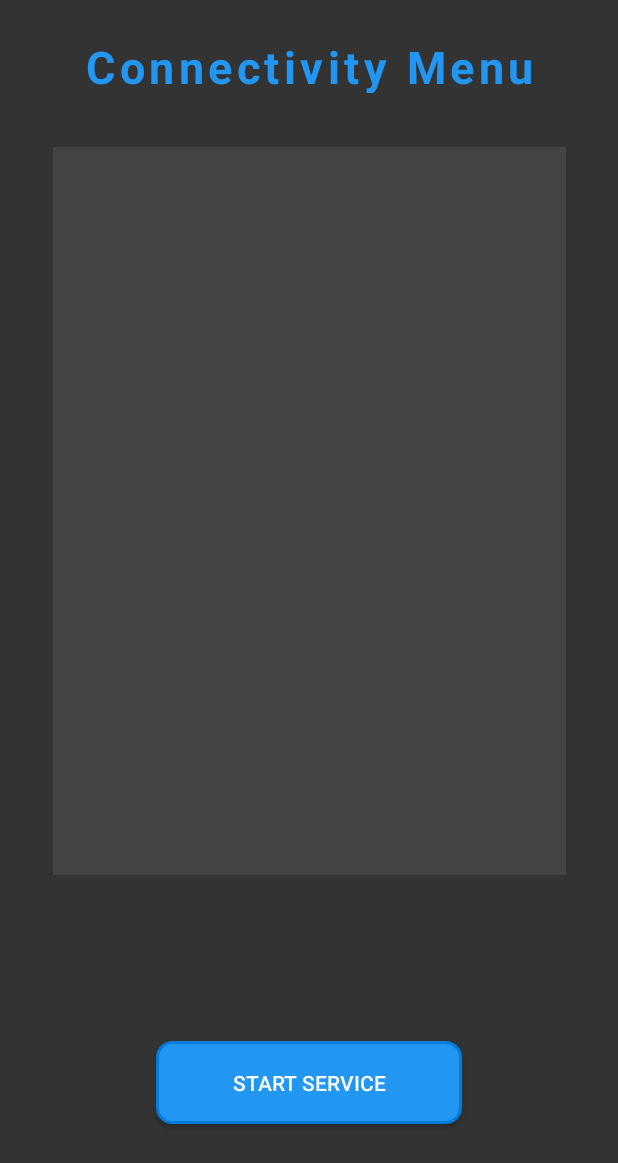
After one commit to Infam852/WirtualnaTalia, an Android app: the StatusServiceActivity screen opened directly, with no data from a screen before it, on a phone screen of 412 x 824 dp. The commit adds this screen. Shown: the top 1163 px of the screen. Run offline under Robolectric (Android 15) with nearby library versions, the phone set to English and light mode, and no system bars.

Commit message:
add Connection Activity
This commit adds activity for Network Service Discovery.
* discovers all specifeid services in local area and show list of found services
* if connection to the service is lost then this service is no longer available

```diff
--- a/app/build.gradle
+++ b/app/build.gradle
@@ -38,4 +38,5 @@ dependencies {
     androidTestImplementation 'androidx.test.espresso:espresso-core:3.3.0'
     implementation 'org.nanohttpd:nanohttpd:2.3.1'
     implementation 'com.android.volley:volley:1.1.1'
+    implementation 'androidx.swiperefreshlayout:swiperefreshlayout:1.1.0'
 }
--- a/app/src/main/AndroidManifest.xml
+++ b/app/src/main/AndroidManifest.xml
@@ -28,6 +28,7 @@
         </activity>
         <activity android:name=".activities.ServerActivity" />
         <activity android:name=".activities.ClientActivity" />
+        <activity android:name=".activities.StatusServiceActivity" />
     </application>
 
 </manifest>
--- /dev/null
+++ b/app/src/main/java/com/example/wirtualnatalia/activities/StatusServiceActivity.java
@@ -0,0 +1,90 @@
+package com.example.wirtualnatalia.activities;
+
+import android.app.Activity;
+import android.app.ListActivity;
+import android.graphics.Color;
+import android.os.Bundle;
+import android.util.Log;
+import android.view.View;
+import android.view.ViewGroup;
+import android.widget.AdapterView;
+import android.widget.ArrayAdapter;
+import android.widget.ListView;
+import android.widget.TextView;
+
+import androidx.annotation.Nullable;
+import androidx.swiperefreshlayout.widget.SwipeRefreshLayout;
+
+import com.example.wirtualnatalia.R;
+import com.example.wirtualnatalia.network.service.ServiceManager;
+
+import java.util.ArrayList;
+
+public class StatusServiceActivity extends Activity {
+    // UI elements
+    private SwipeRefreshLayout swipeRefreshLayout;
+    private ListView servicesList;
+
+    private ServiceManager serviceManager;
+
+    public static final String TAG = "Connection Activity";
+
+    private ArrayList<String> services;
+    private ArrayAdapter <String> adapter;
+
+    @Override
+    protected void onCreate(@Nullable Bundle savedInstanceState) {
+        super.onCreate(savedInstanceState);
+        setContentView(R.layout.activity_connection);
+        serviceManager = new ServiceManager(this);
+        services = new ArrayList<>();
+        adapter = new ArrayAdapter<String> (
+                this, android.R.layout.simple_list_item_1, services
+        ){
+            @Override
+            public View getView(int position, View convertView, ViewGroup parent) {
+                View view = super.getView(position, convertView, parent);
+
+                TextView textView = (TextView) view.findViewById(android.R.id.text1);
+                textView.setTextColor(Color.WHITE);
+
+                return view;
+            }
+        };
+        initUI();
+
+        serviceManager.start_discovery();
+    }
+
+    private void initUI(){
+        swipeRefreshLayout = findViewById(R.id.swipeRefreshConnections);
+        swipeRefreshLayout.setOnRefreshListener(
+            new SwipeRefreshLayout.OnRefreshListener() {
+                @Override
+                public void onRefresh() {
+                    Log.i(TAG, "onRefresh called from SwipeRefreshLayout");
+                    refreshServices();
+                    Log.i(TAG, "Services: " + services);
+                }
+            }
+        );
+        servicesList = findViewById(R.id.servicesList);
+        servicesList.setAdapter(adapter);
+        servicesList.setOnItemClickListener(new AdapterView.OnItemClickListener() {
+            @Override
+            public void onItemClick(AdapterView<?> adapter, View view, int position, long id) {
+                String item = (String) adapter.getItemAtPosition(position);
+                Log.i(TAG, "Item clicked: " + item);
+            }
+        });
+    }
+
+    private void refreshServices(){
+        services.clear();
+        services.addAll(serviceManager.getStringServices());
+
+        adapter.notifyDataSetChanged();
+        // remove progress indicator
+        swipeRefreshLayout.setRefreshing(false);
+    }
+}
--- a/app/src/main/java/com/example/wirtualnatalia/network/server/NanoServer.java
+++ b/app/src/main/java/com/example/wirtualnatalia/network/server/NanoServer.java
@@ -15,7 +15,7 @@ public class NanoServer extends NanoHTTPD {
     public static final String TAG = "HTTP Server";
     public static boolean WORKING = false;
 
-    public static final int PORT = 5050;
+    public static int PORT;
 
     private static final String MIME_JSON = "application/json";
 
@@ -31,7 +31,8 @@ public class NanoServer extends NanoHTTPD {
 
 
     public NanoServer() throws IOException {
-        super(PORT);
+        super(0);
+        PORT = this.getListeningPort();
         WORKING = true;
     }
 
--- a/app/src/main/java/com/example/wirtualnatalia/network/service/StatusService.java
+++ b/app/src/main/java/com/example/wirtualnatalia/network/service/StatusService.java
@@ -7,8 +7,8 @@ import android.util.Log;
 
 public class StatusService {
     private NsdManager.RegistrationListener registrationListener;
-    public static String SERVICE_NAME = "StatusService";
-    public static final String SERVICE_TYPE = "_http._tcp";
+    public static String SERVICE_NAME = "Virtual Deck";  // identifies the device (android will automatically append characters if not unique)
+    public static String SERVICE_TYPE = "_virtualdeck._tcp.";  // identifies the service
 
     public static final String TAG = "Status Service";
 
@@ -37,7 +37,7 @@ public class StatusService {
                 // resolve a conflict, so update the name you initially requested
                 // with the name Android actually used.
                 SERVICE_NAME = NsdServiceInfo.getServiceName();
-                Log.i(TAG, "Service registered");
+                Log.i(TAG, "Service registered: " + SERVICE_NAME + ", " + SERVICE_TYPE);
             }
 
             @Override
--- /dev/null
+++ b/app/src/main/res/drawable/primary_button.xml
@@ -0,0 +1,24 @@
+<?xml version="1.0" encoding="utf-8"?>
+<selector xmlns:android="http://schemas.android.com/apk/res/android" >
+    <item android:state_pressed="true" >
+        <shape android:shape="rectangle"  >
+            <corners android:radius="10dip" />
+            <stroke android:width="2dip" android:color="@color/dark_blue" />
+            <solid android:color="@color/blue"/>
+        </shape>
+    </item>
+    <item android:state_focused="true">
+        <shape android:shape="rectangle"  >
+            <corners android:radius="10dip" />
+            <stroke android:width="2dip" android:color="@color/dark_blue" />
+            <solid android:color="@color/blue"/>
+        </shape>
+    </item>
+    <item>
+        <shape android:shape="rectangle"  >
+            <corners android:radius="10dip" />
+            <stroke android:width="2dip" android:color="@color/blue" />
+            <solid android:color="@color/light_blue"/>
+        </shape>
+    </item>
+</selector>
--- /dev/null
+++ b/app/src/main/res/layout/activity_connection.xml
@@ -0,0 +1,53 @@
+<?xml version="1.0" encoding="utf-8"?>
+<androidx.constraintlayout.widget.ConstraintLayout
+    xmlns:android="http://schemas.android.com/apk/res/android"
+    xmlns:app="http://schemas.android.com/apk/res-auto"
+    xmlns:tools="http://schemas.android.com/tools"
+    android:layout_width="match_parent"
+    android:layout_height="match_parent"
+    android:background="@color/dark_gray">
+
+    <androidx.swiperefreshlayout.widget.SwipeRefreshLayout
+        android:id="@+id/swipeRefreshConnections"
+        android:layout_width="342dp"
+        android:layout_height="485dp"
+        android:layout_marginStart="16dp"
+        android:layout_marginTop="36dp"
+        android:layout_marginEnd="16dp"
+        android:background="@color/gray"
+        app:layout_constraintEnd_toEndOf="parent"
+        app:layout_constraintStart_toStartOf="parent"
+        app:layout_constraintTop_toBottomOf="@+id/SearchTitleView">
+
+        <ListView
+            android:id="@+id/servicesList"
+            android:layout_width="match_parent"
+            android:layout_height="match_parent" />
+
+    </androidx.swiperefreshlayout.widget.SwipeRefreshLayout>
+
+    <TextView
+        android:id="@+id/SearchTitleView"
+        style="@style/Title"
+        android:layout_width="312dp"
+        android:layout_height="38dp"
+        android:layout_marginTop="24dp"
+        android:text="Connectivity Menu"
+        app:layout_constraintEnd_toEndOf="parent"
+        app:layout_constraintHorizontal_bias="0.498"
+        app:layout_constraintStart_toStartOf="parent"
+        app:layout_constraintTop_toTopOf="parent" />
+
+    <Button
+        android:id="@+id/startStatusServiceBtn"
+        android:layout_width="204dp"
+        android:layout_height="55dp"
+        android:layout_marginTop="36dp"
+        android:background="@drawable/primary_button"
+        android:text="Start Service"
+        android:textColor="@color/white"
+        app:layout_constraintBottom_toBottomOf="parent"
+        app:layout_constraintEnd_toEndOf="parent"
+        app:layout_constraintStart_toStartOf="parent"
+        app:layout_constraintTop_toBottomOf="@+id/swipeRefreshConnections" />
+</androidx.constraintlayout.widget.ConstraintLayout>
--- a/app/src/main/res/values/colors.xml
+++ b/app/src/main/res/values/colors.xml
@@ -7,4 +7,9 @@
     <color name="teal_700">#FF018786</color>
     <color name="black">#FF000000</color>
     <color name="white">#FFFFFFFF</color>
+    <color name="dark_gray">#333</color>
+    <color name="gray">#444</color>
+    <color name="light_blue">#2196F3</color>
+    <color name="blue">#017BDC</color>
+    <color name="dark_blue">#00579C</color>
 </resources>
--- /dev/null
+++ b/app/src/main/res/values/styles.xml
@@ -0,0 +1,11 @@
+<?xml version="1.0" encoding="utf-8"?>
+<resources>
+    <style name="Title" parent="TextAppearance.AppCompat">
+        <item name="android:textColor">@color/light_blue</item>
+        <item name="android:textSize">30sp</item>
+        <item name="android:letterSpacing">0.10</item>
+        <item name="android:gravity">center</item>
+        <item name="android:textStyle">bold</item>
+    </style>
+
+</resources>
```
Also changed, not shown: app/src/main/java/com/example/wirtualnatalia/activities/MainActivity.java (+9 -4 lines), app/src/main/java/com/example/wirtualnatalia/network/service/ServiceManager.java (+49 -5 lines), app/src/main/res/layout/activity_main.xml (+10 -0 lines).
